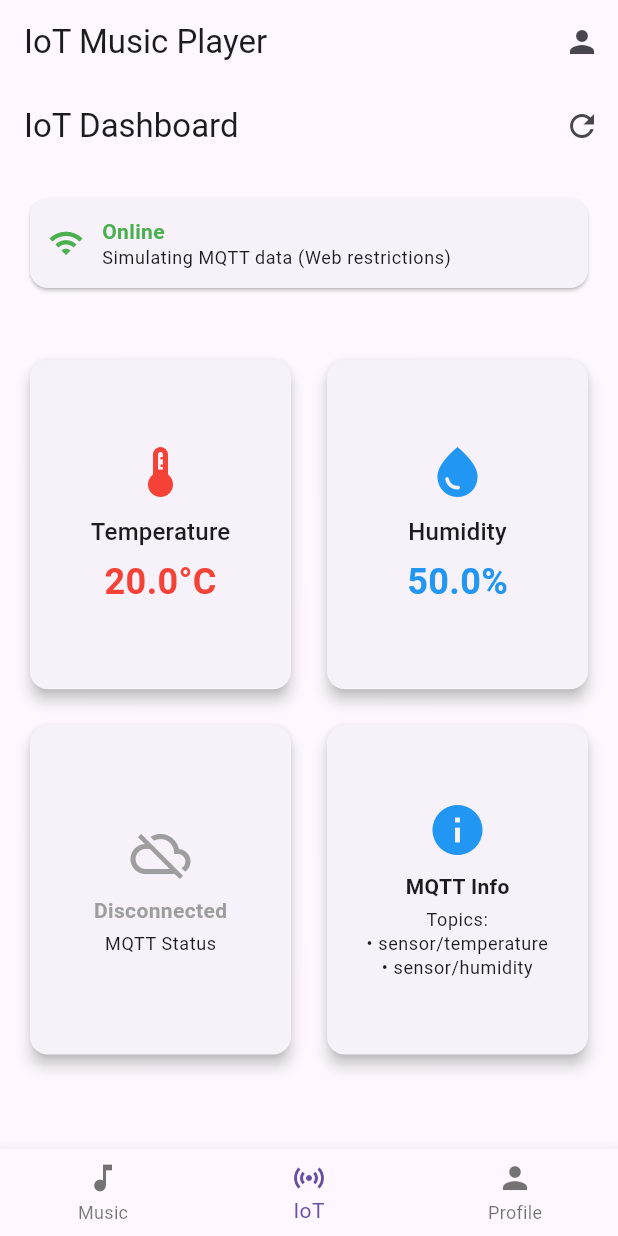
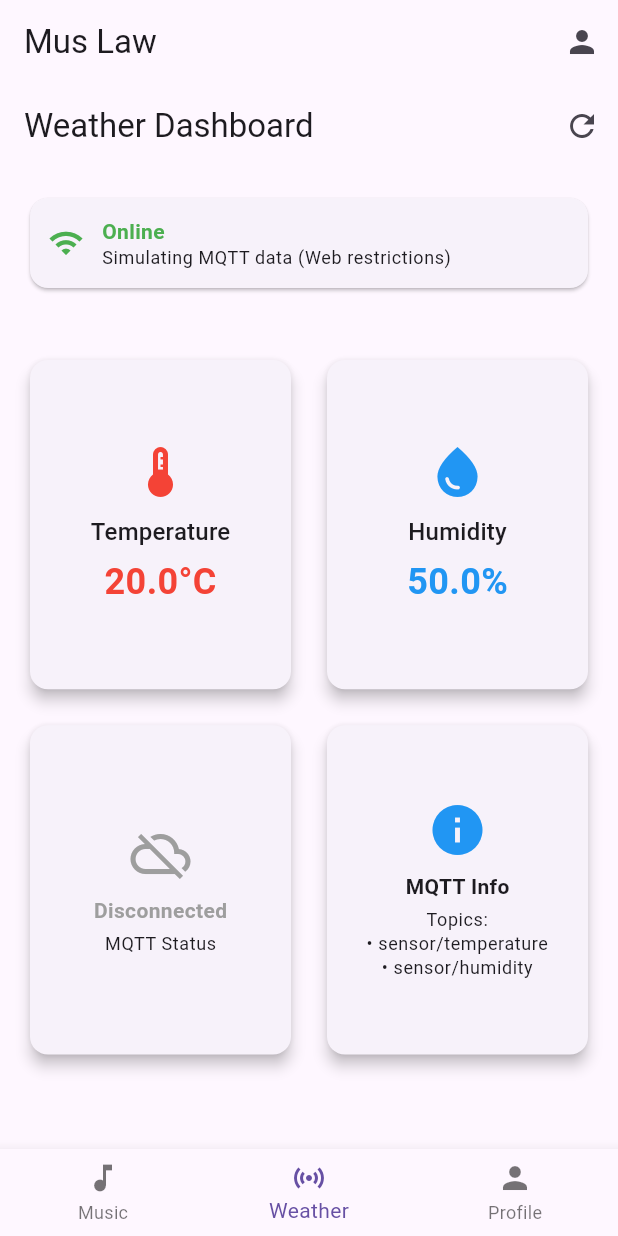
Before and after one commit to apocalypsecop666/mus_law, a Flutter app: the HomeScreen screen opened directly, item 2 of the bottom bar chosen, on a phone screen of 412 x 824 dp. Run offline on Flutter 3.47's test engine with Material 3 defaults, Android fonts, the light colour scheme and no system bars; our stand-ins replace connectivity_plus, flutter_secure_storage, hive_flutter, shared_preferences; accounts and stored records are empty.

Commit message:
fix: fix styles

```diff
--- a/lib/core/constants/mqtt_constants.dart
+++ b/lib/core/constants/mqtt_constants.dart
@@ -5,5 +5,5 @@ class MqttConstants {
   static const String temperatureTopic = 'sensor/temperature';
   static const String humidityTopic = 'sensor/humidity';
   static const int keepAlivePeriod = 60;
-  static const String clientIdentifier = 'flutter_iot_client';
+  static const String clientIdentifier = 'flutter_mus_client';
 }
--- a/lib/main.dart
+++ b/lib/main.dart
@@ -40,7 +40,7 @@ class MusicApp extends StatelessWidget {
   @override
   Widget build(BuildContext context) {
     return MaterialApp(
-      title: 'IoT Music Player',
+      title: 'Mus Law',
       theme: ThemeData(
         primarySwatch: Colors.green,
         useMaterial3: true,
--- a/lib/presentation/screens/iot_dashboard_screen.dart
+++ b/lib/presentation/screens/dashboard_screen.dart
@@ -5,14 +5,14 @@ import 'package:mus_law/presentation/widgets/connection_status.dart';
 import 'package:mus_law/presentation/widgets/temperature_widget.dart';
 import 'package:provider/provider.dart';
 
-class IotDashboardScreen extends StatefulWidget {
-  const IotDashboardScreen({super.key});
+class DashboardScreen extends StatefulWidget {
+  const DashboardScreen({super.key});
 
   @override
-  State<IotDashboardScreen> createState() => _IotDashboardScreenState();
+  State<DashboardScreen> createState() => _DashboardScreenState();
 }
 
-class _IotDashboardScreenState extends State<IotDashboardScreen> {
+class _DashboardScreenState extends State<DashboardScreen> {
   @override
   void initState() {
     super.initState();
@@ -33,7 +33,7 @@ class _IotDashboardScreenState extends State<IotDashboardScreen> {
 
     return Scaffold(
       appBar: AppBar(
-        title: const Text('IoT Dashboard'),
+        title: const Text('Weather Dashboard'),
         actions: [
           IconButton(
             icon: const Icon(Icons.refresh),
--- a/lib/presentation/screens/home_screen.dart
+++ b/lib/presentation/screens/home_screen.dart
@@ -1,5 +1,5 @@
 import 'package:flutter/material.dart';
-import 'package:mus_law/presentation/screens/iot_dashboard_screen.dart';
+import 'package:mus_law/presentation/screens/dashboard_screen.dart';
 import 'package:mus_law/presentation/screens/profile_screen.dart';
 import 'package:mus_law/presentation/widgets/bottom_player.dart';
 import 'package:mus_law/presentation/widgets/music_card.dart';
@@ -16,7 +16,7 @@ class _HomeScreenState extends State<HomeScreen> {
 
   final List<Widget> _screens = [
     const MusicHomeScreen(),
-    const IotDashboardScreen(),
+    const DashboardScreen(),
     const ProfileScreen(),
   ];
 
@@ -24,7 +24,7 @@ class _HomeScreenState extends State<HomeScreen> {
   Widget build(BuildContext context) {
     return Scaffold(
       appBar: AppBar(
-        title: const Text('IoT Music Player'),
+        title: const Text('Mus Law'),
         actions: [
           IconButton(
             icon: const Icon(Icons.person),
@@ -47,7 +47,7 @@ class _HomeScreenState extends State<HomeScreen> {
           ),
           BottomNavigationBarItem(
             icon: Icon(Icons.sensors),
-            label: 'IoT',
+            label: 'Weather',
           ),
           BottomNavigationBarItem(
             icon: Icon(Icons.person),
```
